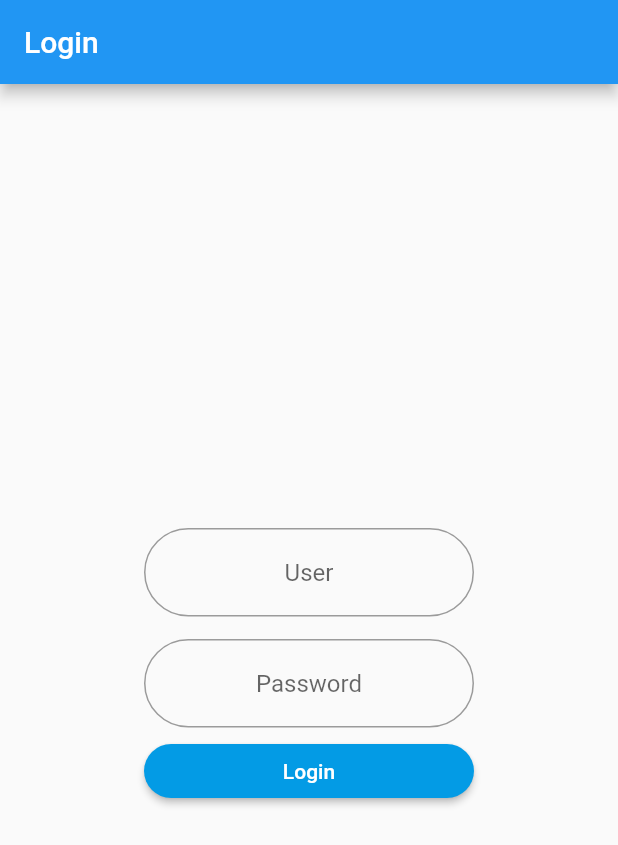
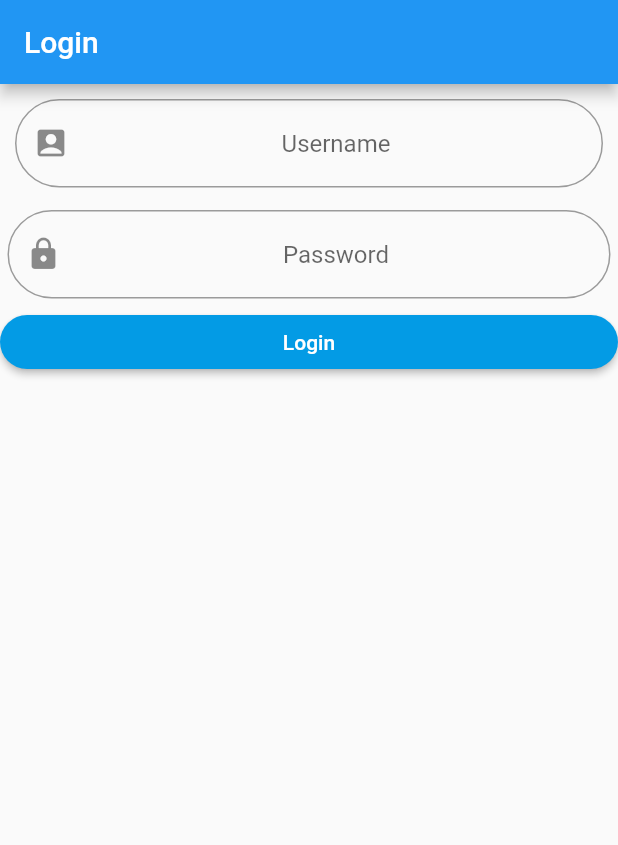
Before and after one commit to BaPablo/Flutter, a Flutter app: the screen it shows after launch, on a phone screen of 412 x 824 dp. Shown: the top 845 px of the screen. Run offline on Flutter 3.47's test engine with Material 2 defaults, Android fonts, the phone set to English and light mode, and no system bars.

Commit message:
Separar de widgets en login y agregar controllers

```diff
--- a/tarea_ttm/lib/main.dart
+++ b/tarea_ttm/lib/main.dart
@@ -7,6 +7,7 @@ void main() {
 
 class MyApp extends StatelessWidget {
   // This widget is the root of your application.
+
   @override
   Widget build(BuildContext context) {
     return MaterialApp(
--- a/tarea_ttm/lib/screens/login.dart
+++ b/tarea_ttm/lib/screens/login.dart
@@ -1,5 +1,8 @@
 import 'package:flutter/material.dart';
 import 'package:tarea_ttm/screens/home.dart';
+
+final userNameController = TextEditingController();
+final passwordController = TextEditingController();
 
 class LoginScreen extends StatelessWidget {
   @override
@@ -12,15 +15,24 @@ class LoginScreen extends StatelessWidget {
         ),
         backgroundColor: Colors.tealAccent[300],
       ),
-      body: Center(
-        child: Column(
-          crossAxisAlignment: CrossAxisAlignment.center,
-          mainAxisAlignment: MainAxisAlignment.center,
-          children: [
-            Container(
+      body: ListView(
+        children: <Widget>[
+          _readUserName(),
+          _readPassword(),
+          _login(context),
+        ],
+      ),
+    );
+  }
+}
+
+Widget _readUserName() {
+  return Container(
     child: TextFormField(
+      controller: userNameController,
       decoration: InputDecoration(
-                  hintText: 'User',
+        prefixIcon: Icon(Icons.account_box),
+        hintText: 'Username',
         border: OutlineInputBorder(
           borderRadius: BorderRadius.circular(40),
         ),
@@ -29,12 +41,17 @@ class LoginScreen extends StatelessWidget {
     ),
     width: 220,
     margin: EdgeInsets.all(10),
-            ),
-            Container(
+  );
+}
+
+Widget _readPassword() {
+  return Container(
     alignment: Alignment.center,
     child: TextFormField(
+      controller: passwordController,
       decoration: InputDecoration(
         hintText: 'Password',
+        prefixIcon: Icon(Icons.lock),
         border: OutlineInputBorder(
           borderRadius: BorderRadius.circular(40),
         ),
@@ -44,26 +61,27 @@ class LoginScreen extends StatelessWidget {
     ),
     width: 220,
     margin: EdgeInsets.all(5),
-            ),
-            SizedBox(
+  );
+}
+
+Widget _login(context) {
+  return SizedBox(
     width: 220,
     child: RaisedButton(
-                shape: RoundedRectangleBorder(
-                    borderRadius: BorderRadius.circular(20)),
+      shape: RoundedRectangleBorder(borderRadius: BorderRadius.circular(20)),
       child: Text('Login'),
       color: Colors.lightBlue[600],
       onPressed: () => {
+        print(userNameController.text),
+        print(passwordController.text),
         Navigator.push(
           context,
-                    MaterialPageRoute(builder: (context) => HomeScreen()),
+          MaterialPageRoute(
+            builder: (context) => HomeScreen(),
+          ),
         ),
       },
       textColor: Colors.white,
     ),
-            )
-          ],
-        ),
-      ),
   );
 }
-}
```
Lines whose indentation alone changed are shown as unchanged.
